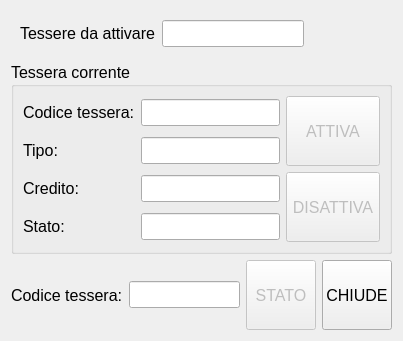
Qt form src/alerttesseredlg.ui (mtonin/gestcassa) before a commit.
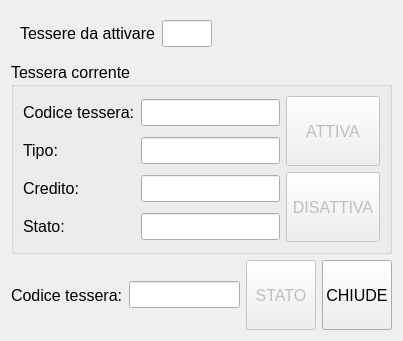
The same form after that commit. Icons and pictures are not drawn.

Commit message: - visualizza attivazione tessere con contatore su stampa scontrino

Patch:
```diff
--- a/src/alerttesseredlg.ui
+++ b/src/alerttesseredlg.ui
@@ -7,7 +7,7 @@
     <x>0</x>
     <y>0</y>
     <width>403</width>
-    <height>314</height>
+    <height>330</height>
    </rect>
   </property>
   <property name="font">
@@ -21,7 +21,7 @@
   <layout class="QVBoxLayout" name="verticalLayout">
    <item>
     <widget class="QFrame" name="tessereOrdineFrame">
-     <layout class="QHBoxLayout" name="horizontalLayout_2">
+     <layout class="QHBoxLayout" name="horizontalLayout_2" stretch="0,0,1">
       <item>
        <widget class="QLabel" name="label_6">
         <property name="text">
@@ -31,6 +31,18 @@
       </item>
       <item>
        <widget class="QLineEdit" name="tessereDaAttivareTxt">
+        <property name="sizePolicy">
+         <sizepolicy hsizetype="Minimum" vsizetype="Fixed">
+          <horstretch>0</horstretch>
+          <verstretch>0</verstretch>
+         </sizepolicy>
+        </property>
+        <property name="maximumSize">
+         <size>
+          <width>50</width>
+          <height>16777215</height>
+         </size>
+        </property>
         <property name="maxLength">
          <number>3</number>
         </property>
@@ -46,7 +58,7 @@
         </property>
         <property name="sizeHint" stdset="0">
          <size>
-          <width>40</width>
+          <width>80</width>
           <height>20</height>
          </size>
         </property>
```
Left out of the diff: 2 changed lines with no effect on the pictures. The commit also changes 2 other files.
